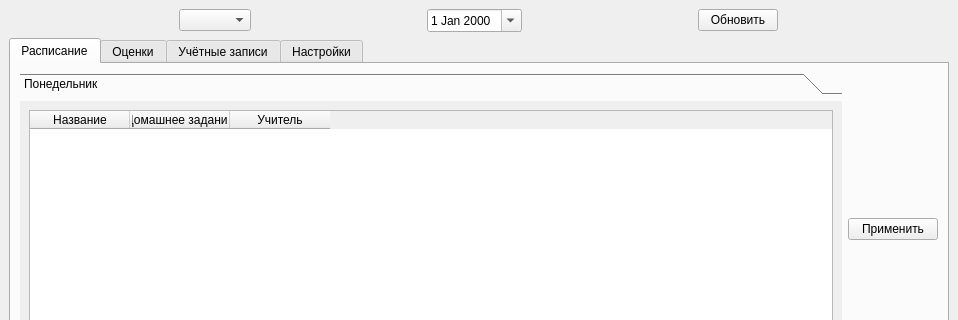
Above: ui.ui from thesysadminest/YandexProject_1 before the change; both pictures show x 0 to 958 and y 0 to 320 of the 958 by 600 pixel window. Below: the same form after it.
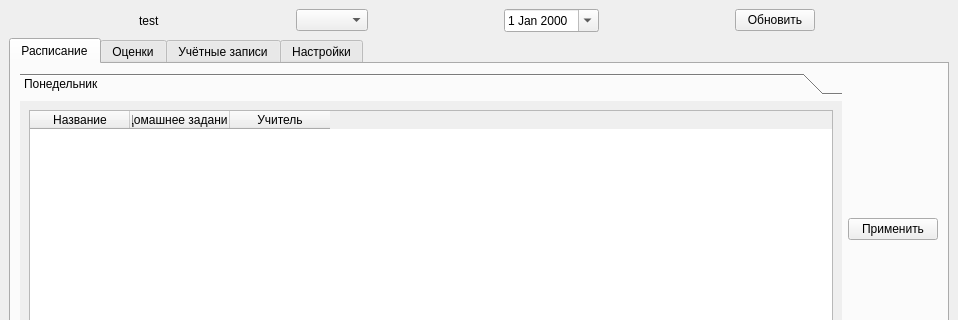
That is the form after the change. The open tabs and pages were chosen to show the change.

```diff
--- a/ui.ui
+++ b/ui.ui
@@ -20,6 +20,22 @@
    <layout class="QVBoxLayout" name="verticalLayout">
     <item>
      <layout class="QHBoxLayout" name="horizontalLayout">
+      <item>
+       <widget class="QLabel" name="loginInformation">
+        <property name="sizePolicy">
+         <sizepolicy hsizetype="Maximum" vsizetype="Minimum">
+          <horstretch>0</horstretch>
+          <verstretch>0</verstretch>
+         </sizepolicy>
+        </property>
+        <property name="text">
+         <string>test</string>
+        </property>
+        <property name="alignment">
+         <set>Qt::AlignLeading|Qt::AlignLeft|Qt::AlignVCenter</set>
+        </property>
+       </widget>
+      </item>
       <item>
        <widget class="QComboBox" name="classChoose">
         <property name="sizePolicy">
```
Left out of the diff: 46 changed lines with no effect on the pictures.
